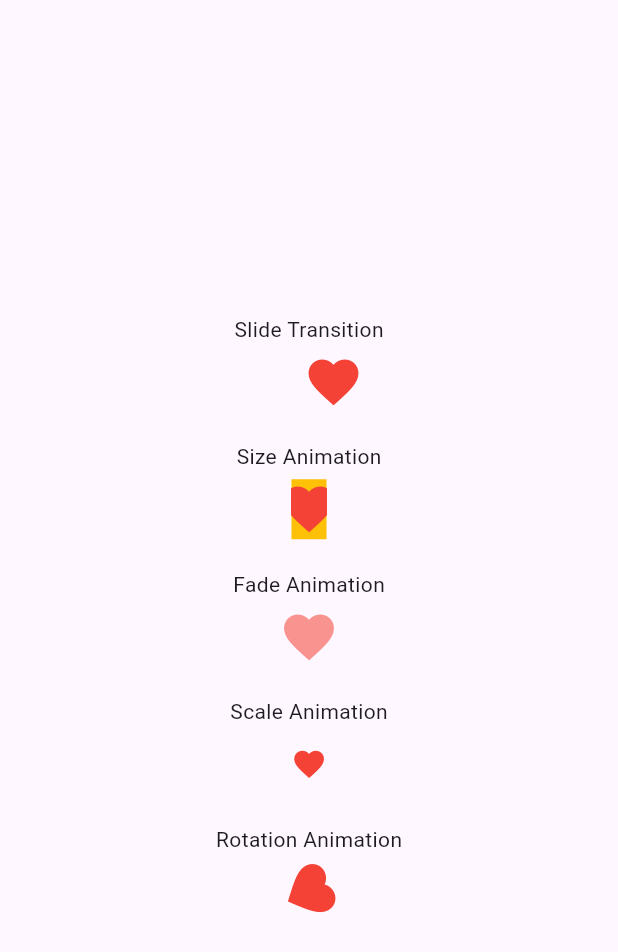
After one commit to gaurishankar007/Flutter-Animations, a Flutter app: the screen it shows after launch, after a tap on "Transition Animation", on a phone screen of 412 x 824 dp. The commit adds this screen. Shown: the top 952 px of the screen. Run offline on Flutter 3.47's test engine with Material 3 defaults, Android fonts, the phone set to English and light mode, and no system bars.

Commit message:
feat: transitions

```diff
--- a/lib/main.dart
+++ b/lib/main.dart
@@ -1,6 +1,7 @@
 import 'package:flutter/material.dart';
 import 'screens/explicit/bouncing_item.dart';
 import 'screens/explicit/multiple_animations.dart';
+import 'screens/explicit/transitions.dart';
 import 'screens/home.dart';
 import 'screens/implicit/animated_list_view.dart';
 import 'screens/implicit/animated_widgets.dart';
@@ -30,6 +31,7 @@ class MyApp extends StatelessWidget {
         "/animatedWidget": (context) => const AnimatedWidgets(),
         "/tweenBuilder": (context) => const TweenBuilders(),
         "/animatedListView": (context) => const AnimatedListView(),
+        "/transitionAnimation": (context) => const TransitionAnimation(),
         "/bouncingItem": (context) => const BouncingItem(),
         "/multipleAnimations": (context) => const MultipleAnimations(),
       },
--- a/lib/screens/explicit/bouncing_item.dart
+++ b/lib/screens/explicit/bouncing_item.dart
@@ -7,8 +7,7 @@ class BouncingItem extends StatefulWidget {
   State<BouncingItem> createState() => _BouncingItemState();
 }
 
-class _BouncingItemState extends State<BouncingItem>
-    with SingleTickerProviderStateMixin {
+class _BouncingItemState extends State<BouncingItem> with SingleTickerProviderStateMixin {
   late AnimationController controller;
   late Animation<Offset> offsetAnimation;
 
@@ -23,7 +22,7 @@ class _BouncingItemState extends State<BouncingItem>
 
     offsetAnimation = Tween<Offset>(
       begin: Offset.zero,
-      end: const Offset(0, 5),
+      end: const Offset(0, 1),
     ).animate(
       CurvedAnimation(
         curve: Curves.elasticIn,
@@ -45,10 +44,13 @@ class _BouncingItemState extends State<BouncingItem>
         child: Center(
           child: SlideTransition(
             position: offsetAnimation,
-            child: const Icon(
-              Icons.flutter_dash_rounded,
-              color: Colors.deepPurple,
-              size: 50,
+            child: SizedBox(
+              height: MediaQuery.of(context).size.height * .5,
+              child: const Icon(
+                Icons.flutter_dash_rounded,
+                color: Colors.deepPurple,
+                size: 50,
+              ),
             ),
           ),
         ),
--- /dev/null
+++ b/lib/screens/explicit/transitions.dart
@@ -0,0 +1,117 @@
+import 'package:flutter/material.dart';
+
+class TransitionAnimation extends StatefulWidget {
+  const TransitionAnimation({super.key});
+
+  @override
+  State<TransitionAnimation> createState() => _TransitionAnimationState();
+}
+
+class _TransitionAnimationState extends State<TransitionAnimation> with TickerProviderStateMixin {
+  late final AnimationController animationController;
+
+  late final Animation<Offset> slideAnimation;
+  late final Animation<double> sizeAnimation;
+  late final Animation<double> fadeAnimation;
+  late final Animation<double> scaleAnimation;
+  late final Animation<double> rotationAnimation;
+
+  @override
+  void initState() {
+    super.initState();
+    animationController = AnimationController(
+      vsync: this,
+      duration: const Duration(seconds: 2),
+    )..repeat(reverse: true);
+
+    slideAnimation = Tween<Offset>(
+      begin: const Offset(1, 0),
+      end: const Offset(0, 0),
+    ).animate(
+      CurvedAnimation(
+        parent: animationController,
+        curve: Curves.slowMiddle,
+      ),
+    );
+    sizeAnimation = CurvedAnimation(
+      parent: animationController,
+      curve: Curves.easeInOut,
+    );
+    fadeAnimation = Tween<double>(
+      begin: 0,
+      end: 1,
+    ).animate(animationController);
+    scaleAnimation = Tween<double>(
+      begin: .1,
+      end: 1,
+    ).animate(animationController);
+    rotationAnimation = Tween<double>(
+      begin: 0,
+      end: 1,
+    ).animate(CurvedAnimation(
+      parent: animationController,
+      curve: Curves.bounceIn,
+    ));
+  }
+
+  @override
+  void dispose() {
+    animationController.dispose();
+    super.dispose();
+  }
+
+  Icon getIcon() => const Icon(Icons.favorite, size: 40, color: Colors.red);
+
+  @override
+  Widget build(BuildContext context) {
+    return Scaffold(
+      body: SafeArea(
+        child: Column(
+          mainAxisAlignment: MainAxisAlignment.center,
+          children: [
+            const Text("Slide Transition"),
+            const SizedBox(height: 5, width: double.maxFinite),
+            SlideTransition(
+              position: slideAnimation,
+              child: Row(
+                children: [getIcon()],
+              ),
+            ),
+            const SizedBox(height: 20),
+            const Text("Size Animation"),
+            const SizedBox(height: 5),
+            Container(
+              color: Colors.amber,
+              child: SizeTransition(
+                sizeFactor: sizeAnimation,
+                axis: Axis.horizontal,
+                child: getIcon(),
+              ),
+            ),
+            const SizedBox(height: 20),
+            const Text("Fade Animation"),
+            const SizedBox(height: 5),
+            FadeTransition(
+              opacity: fadeAnimation,
+              child: getIcon(),
+            ),
+            const SizedBox(height: 20),
+            const Text("Scale Animation"),
+            const SizedBox(height: 5),
+            ScaleTransition(
+              scale: scaleAnimation,
+              child: getIcon(),
+            ),
+            const SizedBox(height: 20),
+            const Text("Rotation Animation"),
+            const SizedBox(height: 5),
+            RotationTransition(
+              turns: rotationAnimation,
+              child: getIcon(),
+            ),
+          ],
+        ),
+      ),
+    );
+  }
+}
--- a/lib/screens/home.dart
+++ b/lib/screens/home.dart
@@ -30,7 +30,7 @@ class Home extends StatelessWidget {
               ),
               const SizedBox(height: 20),
               ElevatedButton(
-                onPressed: () => Navigator.pushNamed(context, "/tweenBuilders"),
+                onPressed: () => Navigator.pushNamed(context, "/tweenBuilder"),
                 child: const Text("Tween Builders"),
               ),
               const SizedBox(height: 20),
@@ -44,6 +44,11 @@ class Home extends StatelessWidget {
                 style: TextStyle(fontWeight: FontWeight.w500, fontSize: 22),
               ),
               const SizedBox(height: 10),
+              ElevatedButton(
+                onPressed: () => Navigator.pushNamed(context, "/transitionAnimation"),
+                child: const Text("Transition Animation"),
+              ),
+              const SizedBox(height: 20),
               ElevatedButton(
                 onPressed: () => Navigator.pushNamed(context, "/bouncingItem"),
                 child: const Text("Bouncing Item"),
--- a/lib/screens/implicit/animated_widgets.dart
+++ b/lib/screens/implicit/animated_widgets.dart
@@ -15,8 +15,12 @@ class _AnimatedWidgetsState extends State<AnimatedWidgets> {
   Widget build(BuildContext context) {
     return Scaffold(
       body: SafeArea(
-        child: Center(
-          child: AnimatedContainer(
+        child: Column(
+          mainAxisAlignment: MainAxisAlignment.center,
+          children: [
+            const Text("Animated Container"),
+            const SizedBox(height: 10, width: double.maxFinite),
+            AnimatedContainer(
               duration: const Duration(seconds: 1),
               width: width,
               height: 200,
@@ -24,13 +28,12 @@ class _AnimatedWidgetsState extends State<AnimatedWidgets> {
                 color: color,
                 borderRadius: BorderRadius.circular(10),
               ),
-            child: Column(
-              mainAxisAlignment: MainAxisAlignment.center,
-              children: [
+            ),
+            const SizedBox(height: 20),
             ElevatedButton(
               onPressed: () => setState(() {
                 if (width == 200) {
-                      width = 300;
+                  width = 400;
                 } else {
                   width = 200;
                 }
@@ -51,8 +54,6 @@ class _AnimatedWidgetsState extends State<AnimatedWidgets> {
           ],
         ),
       ),
-        ),
-      ),
     );
   }
 }
--- a/lib/screens/implicit/tween_builders.dart
+++ b/lib/screens/implicit/tween_builders.dart
@@ -17,10 +17,10 @@ class _TweenBuildersState extends State<TweenBuilders> {
           children: [
             TweenAnimationBuilder<double>(
               tween: Tween<double>(begin: 0, end: 1),
-              duration: const Duration(seconds: 1),
+              duration: const Duration(seconds: 2),
               builder: (context, value, child) {
                 return Padding(
-                  padding: EdgeInsets.all(value * 20),
+                  padding: const EdgeInsets.all(20),
                   child: Opacity(
                     opacity: value,
                     child: child,
@@ -29,10 +29,10 @@ class _TweenBuildersState extends State<TweenBuilders> {
               },
               child: const Text(
                 "Hello world!",
-                style: TextStyle(fontSize: 20, fontWeight: FontWeight.w500),
+                style: TextStyle(fontSize: 25, fontWeight: FontWeight.w500),
               ),
             ),
-            const SizedBox(height: 20),
+            const SizedBox(height: 20, width: double.maxFinite),
             TweenAnimationBuilder<Duration>(
               duration: const Duration(minutes: 3),
               tween: Tween(
```
Lines whose indentation alone changed are shown as unchanged.
